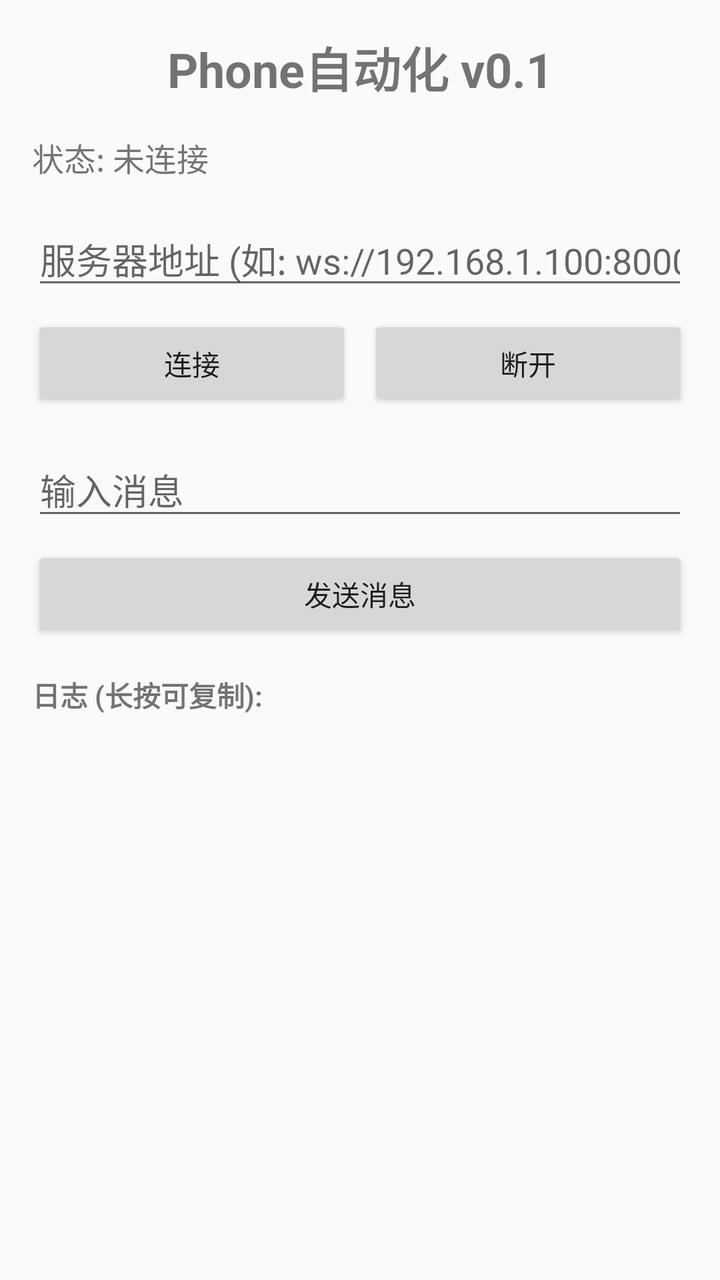
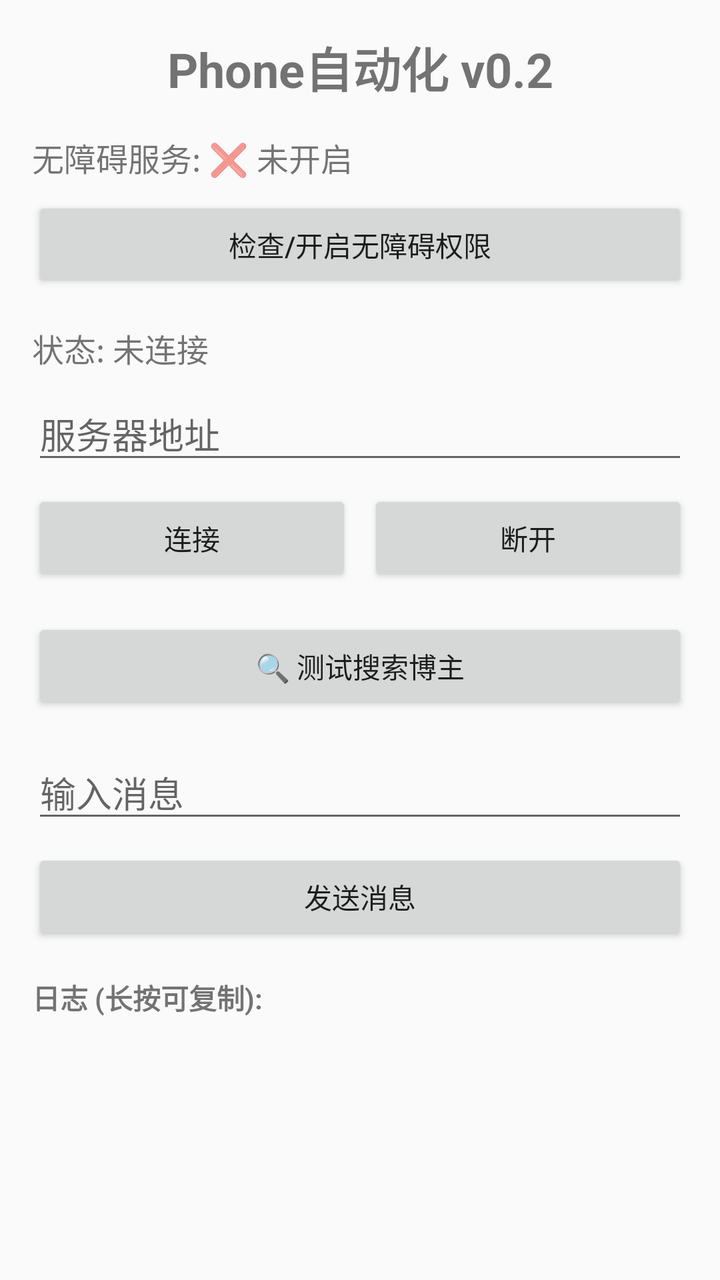

Compare the two renders of this Android layout. The source of the first and the diff that turns it into the second are given below.
<!-- AndroidManifest.xml: application theme Theme.AppCompat.Light -->
<!-- res/layout/activity_main.xml -->
<?xml version="1.0" encoding="utf-8"?>
<LinearLayout xmlns:android="http://schemas.android.com/apk/res/android"
    android:layout_width="match_parent"
    android:layout_height="match_parent"
    android:orientation="vertical"
    android:padding="16dp">

    <TextView
        android:layout_width="match_parent"
        android:layout_height="wrap_content"
        android:text="Phone自动化 v0.1"
        android:textSize="24sp"
        android:textStyle="bold"
        android:gravity="center"
        android:layout_marginBottom="16dp" />

    <TextView
        android:id="@+id/statusText"
        android:layout_width="match_parent"
        android:layout_height="wrap_content"
        android:text="状态: 未连接"
        android:textSize="16sp"
        android:layout_marginBottom="16dp" />

    <EditText
        android:id="@+id/serverUrlInput"
        android:layout_width="match_parent"
        android:layout_height="wrap_content"
        android:hint="服务器地址 (如: ws://192.168.1.100:8000/ws)"
        android:inputType="textUri"
        android:layout_marginBottom="8dp" />

    <LinearLayout
        android:layout_width="match_parent"
        android:layout_height="wrap_content"
        android:orientation="horizontal"
        android:layout_marginBottom="16dp">

        <Button
            android:id="@+id/connectBtn"
            android:layout_width="0dp"
            android:layout_height="wrap_content"
            android:layout_weight="1"
            android:text="连接"
            android:layout_marginEnd="8dp" />

        <Button
            android:id="@+id/disconnectBtn"
            android:layout_width="0dp"
            android:layout_height="wrap_content"
            android:layout_weight="1"
            android:text="断开" />
    </LinearLayout>

    <EditText
        android:id="@+id/messageInput"
        android:layout_width="match_parent"
        android:layout_height="wrap_content"
        android:hint="输入消息"
        android:layout_marginBottom="8dp" />

    <Button
        android:id="@+id/sendBtn"
        android:layout_width="match_parent"
        android:layout_height="wrap_content"
        android:text="发送消息"
        android:layout_marginBottom="16dp" />

    <TextView
        android:layout_width="match_parent"
        android:layout_height="wrap_content"
        android:text="日志 (长按可复制):"
        android:textStyle="bold"
        android:layout_marginBottom="8dp" />

    <ScrollView
        android:layout_width="match_parent"
        android:layout_height="0dp"
        android:layout_weight="1">

        <TextView
            android:id="@+id/logText"
            android:layout_width="match_parent"
            android:layout_height="wrap_content"
            android:textSize="12sp"
            android:fontFamily="monospace"
            android:textIsSelectable="true"
            android:text="" />
    </ScrollView>

</LinearLayout>
<!-- resources referenced by this layout -->
<resources>

</resources>

<!-- the commit's change to res/layout/activity_main.xml (unified diff, before → after) -->
@@ -8,25 +8,42 @@
     <TextView
         android:layout_width="match_parent"
         android:layout_height="wrap_content"
-        android:text="Phone自动化 v0.1"
+        android:text="Phone自动化 v0.2"
         android:textSize="24sp"
         android:textStyle="bold"
         android:gravity="center"
         android:layout_marginBottom="16dp" />
 
+    
+    <TextView
+        android:id="@+id/accessibilityStatusText"
+        android:layout_width="match_parent"
+        android:layout_height="wrap_content"
+        android:text="无障碍服务: ❌ 未开启"
+        android:textSize="16sp"
+        android:layout_marginBottom="8dp" />
+
+    <Button
+        android:id="@+id/checkAccessibilityBtn"
+        android:layout_width="match_parent"
+        android:layout_height="wrap_content"
+        android:text="检查/开启无障碍权限"
+        android:layout_marginBottom="16dp" />
+
+    
     <TextView
         android:id="@+id/statusText"
         android:layout_width="match_parent"
         android:layout_height="wrap_content"
         android:text="状态: 未连接"
         android:textSize="16sp"
-        android:layout_marginBottom="16dp" />
+        android:layout_marginBottom="8dp" />
 
     <EditText
         android:id="@+id/serverUrlInput"
         android:layout_width="match_parent"
         android:layout_height="wrap_content"
-        android:hint="服务器地址 (如: ws://192.168.1.100:8000/ws)"
+        android:hint="服务器地址"
         android:inputType="textUri"
         android:layout_marginBottom="8dp" />
 
@@ -52,6 +69,15 @@
             android:text="断开" />
     </LinearLayout>
 
+    
+    <Button
+        android:id="@+id/testSearchBtn"
+        android:layout_width="match_parent"
+        android:layout_height="wrap_content"
+        android:text="🔍 测试搜索博主"
+        android:layout_marginBottom="16dp" />
+
+    
     <EditText
         android:id="@+id/messageInput"
         android:layout_width="match_parent"
@@ -66,6 +92,7 @@
         android:text="发送消息"
         android:layout_marginBottom="16dp" />
 
+    
     <TextView
         android:layout_width="match_parent"
         android:layout_height="wrap_content"
@@ -74,6 +101,7 @@
         android:layout_marginBottom="8dp" />
 
     <ScrollView
+        android:id="@+id/logScrollView"
         android:layout_width="match_parent"
         android:layout_height="0dp"
         android:layout_weight="1">
